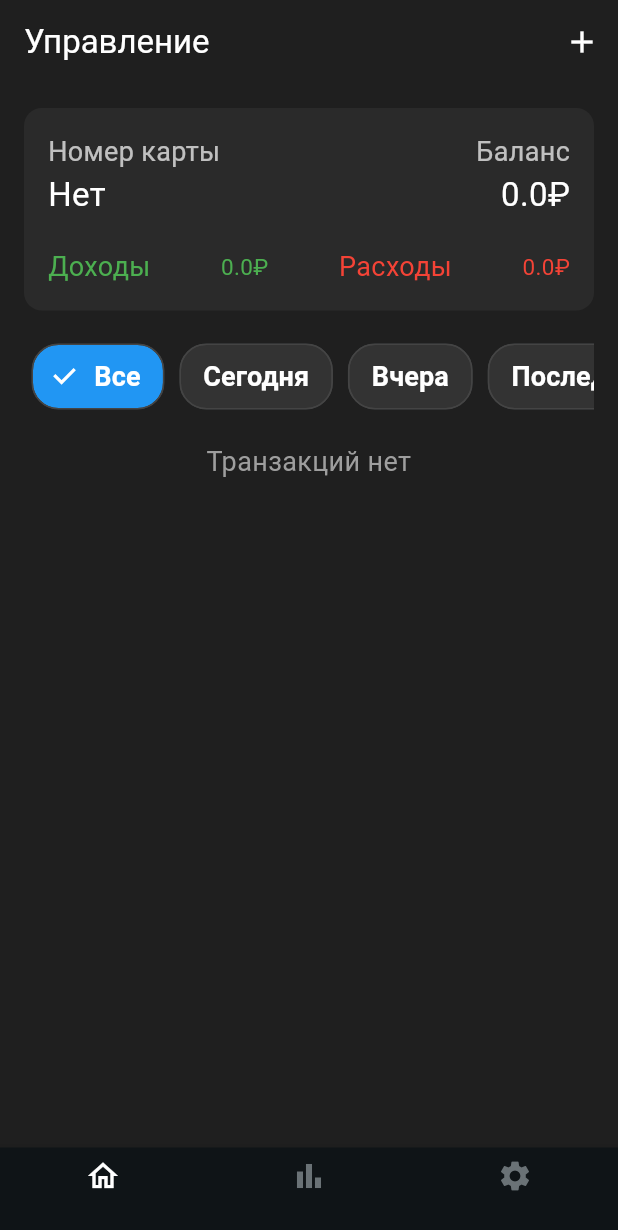
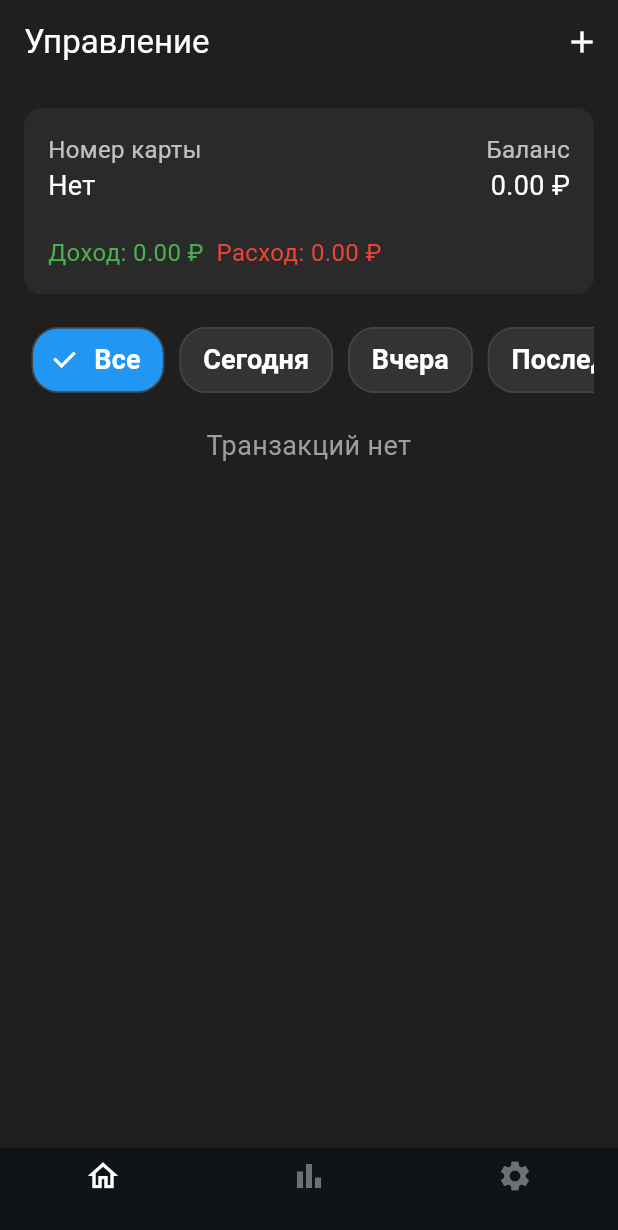
Before and after one commit to efedotof/balancer, a Flutter app: the screen it shows after launch, on a phone screen of 412 x 824 dp. Shown: the top 1230 px of the screen. Run offline on Flutter 3.47's test engine with Material 3 defaults, Android fonts, the light colour scheme and no system bars; our stand-ins replace auto_route, bloc, equatable, flutter_bloc, hive_flutter, shared_preferences; missing offline and left inert: easy_pie_chart, yandex_mobileads; accounts and stored records are empty.

Commit message:
v. 1.0.1

```diff
--- a/lib/ads/ads_repository.dart
+++ b/lib/ads/ads_repository.dart
@@ -12,7 +12,7 @@ class AdsRepository with WidgetsBindingObserver {
   static var isColdStartAdShow = false;
 
 
-  String adUnitId = '';
+  String adUnitId = 'R-M-11819422-1';
 
   Future<void> initAds() async {
     MobileAds.setUserConsent(true);
--- a/lib/features/home/widget/card_info.dart
+++ b/lib/features/home/widget/card_info.dart
@@ -4,6 +4,25 @@ import 'package:flutter_bloc/flutter_bloc.dart';
 
 class CardInfo extends StatelessWidget {
   const CardInfo({super.key});
+
+  String _formatNumber(double number) {
+    final absNumber = number.abs();
+    if (absNumber >= 1e18) {
+      return '${(number / 1e18).toStringAsFixed(2)} квинт'; // квинтильон
+    } else if (absNumber >= 1e15) {
+      return '${(number / 1e15).toStringAsFixed(2)} квадр'; // квадриллион
+    } else if (absNumber >= 1e12) {
+      return '${(number / 1e12).toStringAsFixed(2)} трлн'; // триллион
+    } else if (absNumber >= 1e9) {
+      return '${(number / 1e9).toStringAsFixed(2)} млрд'; // миллиард
+    } else if (absNumber >= 1e6) {
+      return '${(number / 1e6).toStringAsFixed(2)} млн'; // миллион
+    } else if (absNumber >= 1e3) {
+      return '${(number / 1e3).toStringAsFixed(2)} тыс'; // тысяча
+    } else {
+      return number.toStringAsFixed(2); // обычное число
+    }
+  }
 
   @override
   Widget build(BuildContext context) {
@@ -16,60 +35,60 @@ class CardInfo extends StatelessWidget {
               color: const Color(0xFF2A2A2A),
               borderRadius: BorderRadius.circular(12),
             ),
+            width: double.infinity,
             child: Column(
+              crossAxisAlignment: CrossAxisAlignment.start,
               children: [
                 Row(
                   mainAxisAlignment: MainAxisAlignment.spaceBetween,
                   children: [
-                    const Column(
+                    const Expanded(
+                      child: Column(
                         crossAxisAlignment: CrossAxisAlignment.start,
                         children: [
                           Text(
                             'Номер карты',
-                          style: TextStyle(color: Colors.white70, fontSize: 18),
+                            style: TextStyle(color: Colors.white70, fontSize: 16),
                           ),
                           Text(
                             'Нет',
-                          style: TextStyle(color: Colors.white, fontSize: 22),
+                            style: TextStyle(color: Colors.white, fontSize: 18),
                           ),
                         ],
                       ),
-                    Column(
+                    ),
+                    Expanded(
+                      child: Column(
                         crossAxisAlignment: CrossAxisAlignment.end,
                         children: [
                           const Text(
                             'Баланс',
-                          style: TextStyle(color: Colors.white70, fontSize: 18),
+                            style: TextStyle(color: Colors.white70, fontSize: 16),
                           ),
-                        Text(
-                          '${state.balance}₽',
-                          style: const TextStyle(color: Colors.white, fontSize: 22),
+                          Container(
+                            constraints: const BoxConstraints(maxWidth: 200),
+                            child: Text(
+                              '${_formatNumber(state.balance)} ₽',
+                              style: const TextStyle(color: Colors.white, fontSize: 18),
+                              overflow: TextOverflow.ellipsis,
+                              maxLines: 1,
+                            ),
                           ),
                         ],
+                      ),
                     ),
                   ],
                 ),
                 const SizedBox(height: 20),
                 Row(
-                  mainAxisAlignment: MainAxisAlignment.spaceBetween,
                   children: [
-                    const Text(
-                      'Доходы',
-                      style: TextStyle(color: Colors.green, fontSize: 18),
+                    Text(
+                      'Доход: ${_formatNumber(state.income)} ₽  ', // Пробел после суммы
+                      style: const TextStyle(color: Colors.green, fontSize: 16),
                     ),
                     Text(
-                      '${state.income}₽',
-                      maxLines: 2,
-                      style: const TextStyle(color: Colors.green, fontSize: 15),
-                    ),
-                    const Text(
-                      'Расходы',
-                      style: TextStyle(color: Colors.red, fontSize: 18),
-                    ),
-                    Text(
-                      '${state.expenses}₽',
-                      maxLines: 2,
-                      style: const TextStyle(color: Colors.red, fontSize: 15),
+                      'Расход: ${_formatNumber(state.expenses)} ₽', // Пробел перед текстом
+                      style: const TextStyle(color: Colors.red, fontSize: 16),
                     ),
                   ],
                 ),
--- a/lib/features/report/widget/transaction_item.dart
+++ b/lib/features/report/widget/transaction_item.dart
@@ -1,4 +1,6 @@
+import 'package:balancer/features/report/cubit/report_cubit.dart';
 import 'package:flutter/material.dart';
+import 'package:flutter_bloc/flutter_bloc.dart';
 
 class TransactionItem extends StatelessWidget {
   final String title;
@@ -26,7 +28,7 @@ class TransactionItem extends StatelessWidget {
         style: const TextStyle(color: Colors.white70),
       ),
       trailing: Text(
-        '$amount₽',
+        '${context.read<ReportCubit>().formatAmount(amount)} ₽', // Форматируем сумму
         style: TextStyle(color: amountColor, fontSize: 18),
       ),
     );
--- a/pubspec.yaml
+++ b/pubspec.yaml
@@ -16,7 +16,7 @@ publish_to: 'none' # Remove this line if you wish to publish to pub.dev
 # https://developer.apple.com/library/archive/documentation/General/Reference/InfoPlistKeyReference/Articles/CoreFoundationKeys.html
 # In Windows, build-name is used as the major, minor, and patch parts
 # of the product and file versions while build-number is used as the build suffix.
-version: 1.0.0+1
+version: 1.0.1+2
 
 environment:
   sdk: '>=3.4.1 <4.0.0'
```
Also changed, not shown: lib/features/home/widget/add_transaction_model.dart (+27 -16 lines), lib/features/home/widget/transaction_item.dart (+36 -3 lines), lib/features/report/cubit/report_cubit.dart (+67 -7 lines), lib/features/report/view/report_screen.dart (+84 -78 lines), lib/features/settings/cubit/settings_cubit.dart (+6 -3 lines). Lines whose indentation alone changed are shown as unchanged.
